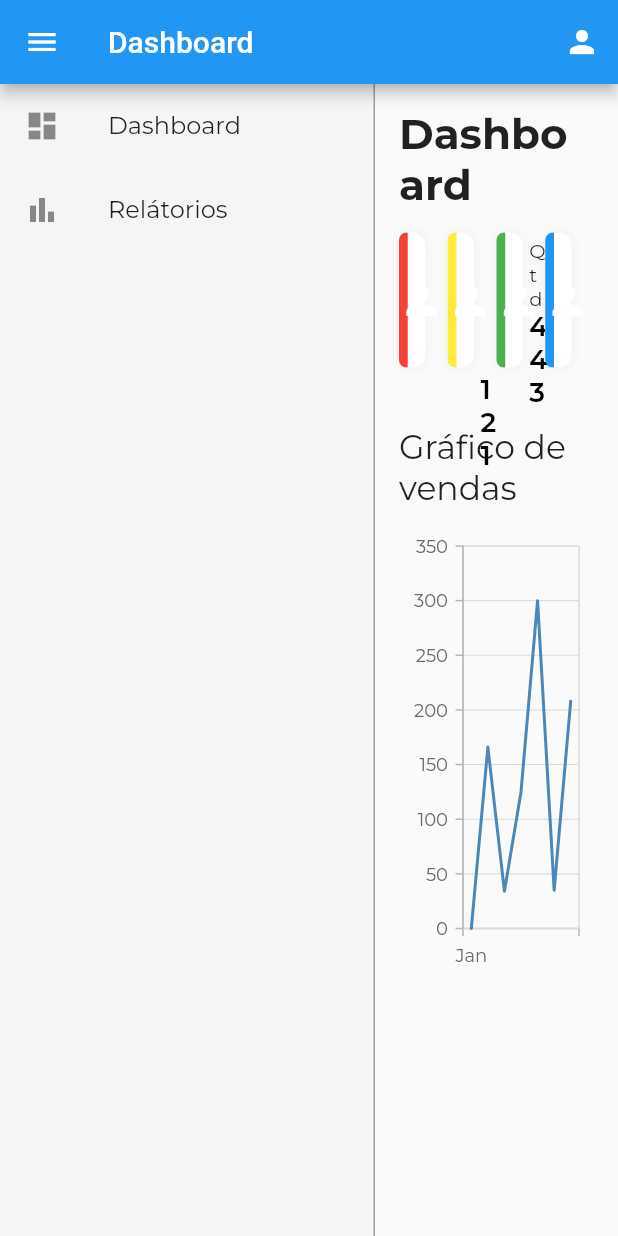
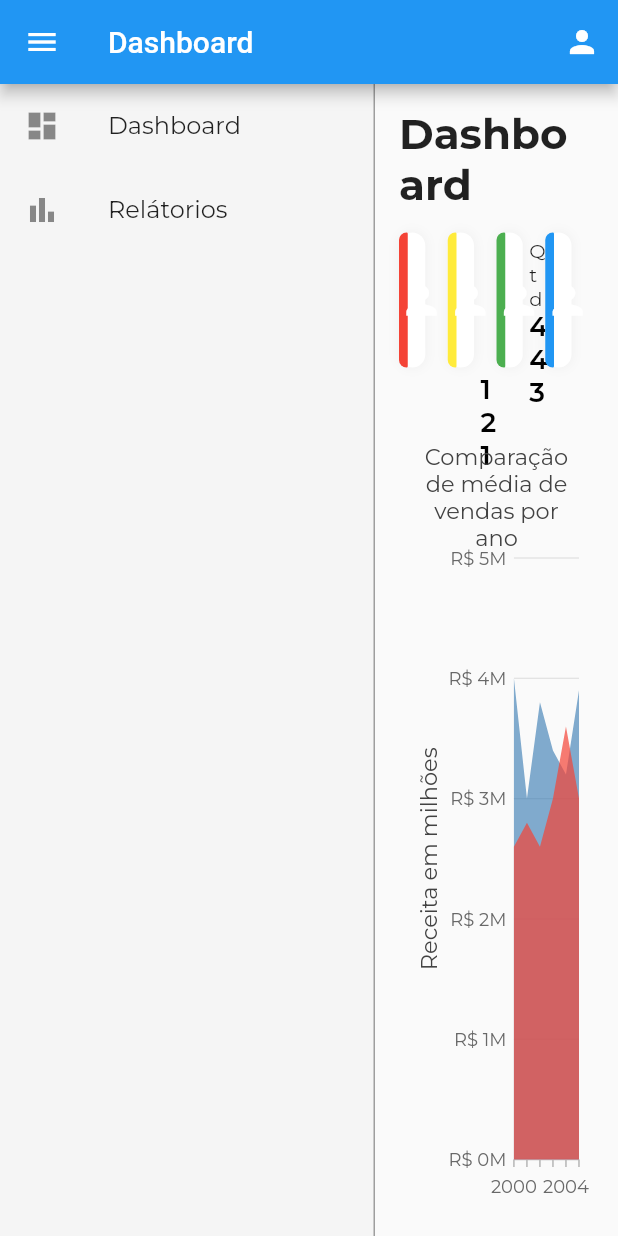
Before and after one commit to Noninus/admin_dash, a Flutter app: the DashboardPage screen opened by its route, on a phone screen of 412 x 824 dp. Run offline on Flutter 3.47's test engine with Material 2 defaults, Android fonts, the phone set to English and light mode, and no system bars; our stand-ins replace another_flushbar, flutter_mobx, flutter_modular, google_fonts, mobx, syncfusion_flutter_charts; generated files the repository leaves out were written again.

Commit message:
Adição de area chart

```diff
--- /dev/null
+++ b/lib/app/modules/dashboard/components/simple_area_chart.dart
@@ -0,0 +1,66 @@
+import 'package:flutter/material.dart';
+import 'package:syncfusion_flutter_charts/charts.dart';
+
+class SimpleAreaChart extends StatefulWidget {
+  @override
+  _SimpleAreaChartState createState() => _SimpleAreaChartState();
+}
+
+class _SimpleAreaChartState extends State<SimpleAreaChart> {
+  List<AreaSeries<ChartSampleData, DateTime>> _getDefaultAreaSeries() {
+    final List<ChartSampleData> chartData = <ChartSampleData>[
+      ChartSampleData(x: DateTime(2000, 1, 1), y: 4, y2: 2.6),
+      ChartSampleData(x: DateTime(2001, 1, 1), y: 3.0, y2: 2.8),
+      ChartSampleData(x: DateTime(2002, 1, 1), y: 3.8, y2: 2.6),
+      ChartSampleData(x: DateTime(2003, 1, 1), y: 3.4, y2: 3),
+      ChartSampleData(x: DateTime(2004, 1, 1), y: 3.2, y2: 3.6),
+      ChartSampleData(x: DateTime(2005, 1, 1), y: 3.9, y2: 3),
+    ];
+    return <AreaSeries<ChartSampleData, DateTime>>[
+      AreaSeries<ChartSampleData, DateTime>(
+        dataSource: chartData,
+        opacity: 0.7,
+        name: 'Product Y',
+        xValueMapper: (ChartSampleData sales, _) => sales.x,
+        yValueMapper: (ChartSampleData sales, _) => sales.y,
+      ),
+      AreaSeries<ChartSampleData, DateTime>(
+        dataSource: chartData,
+        opacity: 0.7,
+        color: Colors.red,
+        name: 'Product Y2',
+        xValueMapper: (ChartSampleData sales, _) => sales.x,
+        yValueMapper: (ChartSampleData sales, _) => sales.y2,
+      )
+    ];
+  }
+
+  @override
+  Widget build(BuildContext context) {
+    return SfCartesianChart(
+      legend: Legend(opacity: 0.7),
+      title: ChartTitle(text: 'Comparação de média de vendas por ano'),
+      plotAreaBorderWidth: 0,
+      primaryXAxis: DateTimeAxis(
+          interval: 1,
+          intervalType: DateTimeIntervalType.years,
+          majorGridLines: MajorGridLines(width: 0),
+          edgeLabelPlacement: EdgeLabelPlacement.shift),
+      primaryYAxis: NumericAxis(
+          labelFormat: 'R\$ {value}M',
+          title: AxisTitle(text: 'Receita em milhões'),
+          interval: 1,
+          axisLine: AxisLine(width: 0),
+          majorTickLines: MajorTickLines(size: 0)),
+      series: _getDefaultAreaSeries(),
+    );
+  }
+}
+
+class ChartSampleData {
+  final DateTime x;
+  final num y;
+  final num y2;
+
+  ChartSampleData({required this.x, required this.y, required this.y2});
+}
--- a/lib/app/modules/dashboard/dashboard_page.dart
+++ b/lib/app/modules/dashboard/dashboard_page.dart
@@ -3,7 +3,8 @@ import 'package:admin_dash/app/modules/dashboard/dashboard_controller.dart';
 import 'package:admin_dash/app/modules/home/my_scaffold.dart';
 import 'package:flutter/material.dart';
 import 'package:flutter_modular/flutter_modular.dart';
-import 'package:syncfusion_flutter_charts/charts.dart';
+
+import 'components/simple_area_chart.dart';
 
 class DashboardPage extends StatefulWidget {
   final String title;
@@ -54,35 +55,8 @@ class _DashboardPageState
           ),
         ),
         SizedBox(height: 25),
-        SelectableText(
-          "Gráfico de vendas",
-          style: TextStyle(fontSize: 22),
-        ),
-        SizedBox(height: 15),
-        SfCartesianChart(
-            primaryXAxis: CategoryAxis(),
-            series: <LineSeries<SalesData, String>>[
-              LineSeries<SalesData, String>(
-                  dataSource: <SalesData>[
-                    SalesData('Jan', 0),
-                    SalesData('Fev', 166),
-                    SalesData('Mar', 34),
-                    SalesData('Abr', 125),
-                    SalesData('Mai', 300),
-                    SalesData('Jun', 35),
-                    SalesData('Jul', 208),
-                  ],
-                  xValueMapper: (SalesData sales, _) => sales.year,
-                  yValueMapper: (SalesData sales, _) => sales.sales)
-            ])
+        Expanded(child: SimpleAreaChart())
       ],
     ));
   }
 }
-
-class SalesData {
-  final String year;
-  final int sales;
-
-  SalesData(this.year, this.sales);
-}
```
